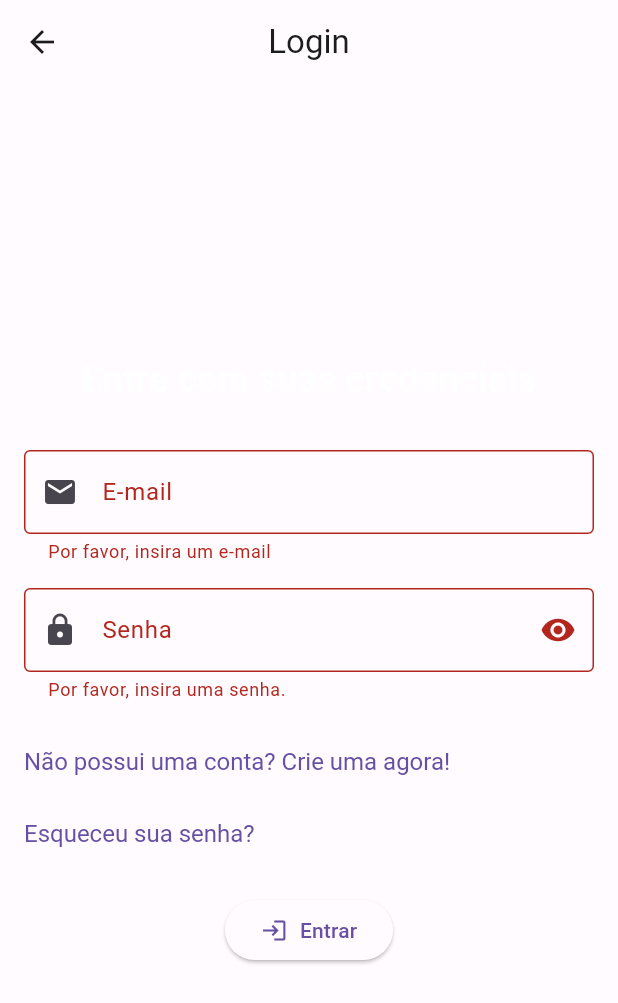
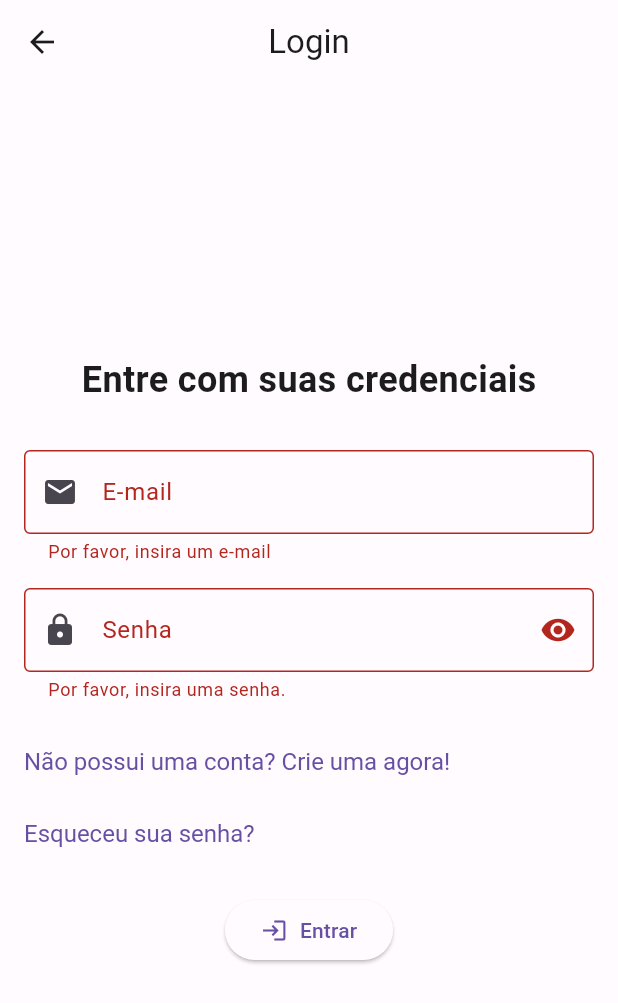
Before and after one commit to PedroNetto404/Flutter-Shopping-List-App, a Flutter app: the LoginScreen screen opened by its route, after a tap on "Entrar", on a phone screen of 412 x 824 dp. Shown: the top 1003 px of the screen. Run offline on Flutter 3.47's test engine with Material 3 defaults, Android fonts, the phone set to English and light mode, and no system bars; our stand-ins replace cloud_firestore, firebase_auth, firebase_core; accounts and stored records are empty; generated files the repository leaves out were written again.

Commit message:
refactor: remove fixed colors from login-screen.dart

```diff
--- a/lib/screens/login-screen.dart
+++ b/lib/screens/login-screen.dart
@@ -31,7 +31,6 @@ class LoginScreen extends StatelessWidget {
                 const Text(
                   'Entre com suas credenciais',
                   style: TextStyle(
-                    color: Colors.white,
                     fontSize: 24,
                     fontWeight: FontWeight.bold,
                   ),
@@ -62,25 +61,22 @@ class LoginScreen extends StatelessWidget {
 
   void _onSignInPressed(BuildContext context) {
     if (_formKey.currentState!.validate()) {
-      // Adicionado validação do formulário
       final email = _emailController.text;
       final password = _passwordController.text;
 
       AuthService()
           .signIn(email: email, password: password)
           .then((value) => Navigator.pushNamed(context, Routes.shoppingList))
-          .catchError((_) => {
-                ScaffoldMessenger.of(context).showSnackBar(
-                  const SnackBar(
-                    content: Text(
-                        'Erro ao fazer login. Verifique suas credenciais e tente novamente.',
-                        style: TextStyle(color: Colors.white)),
-                    backgroundColor: Colors.red,
-                  ),
-                )
-              });
+          .catchError((_) => _showSnackBarError(context));
     }
   }
+
+  _showSnackBarError(context) => ScaffoldMessenger.of(context).showSnackBar(
+        const SnackBar(
+          content: Text(
+              'Erro ao fazer login. Verifique suas credenciais e tente novamente.'),
+        ),
+      );
 
   Widget _navigationSection(BuildContext context) => const Column(
         crossAxisAlignment: CrossAxisAlignment.stretch,
```
